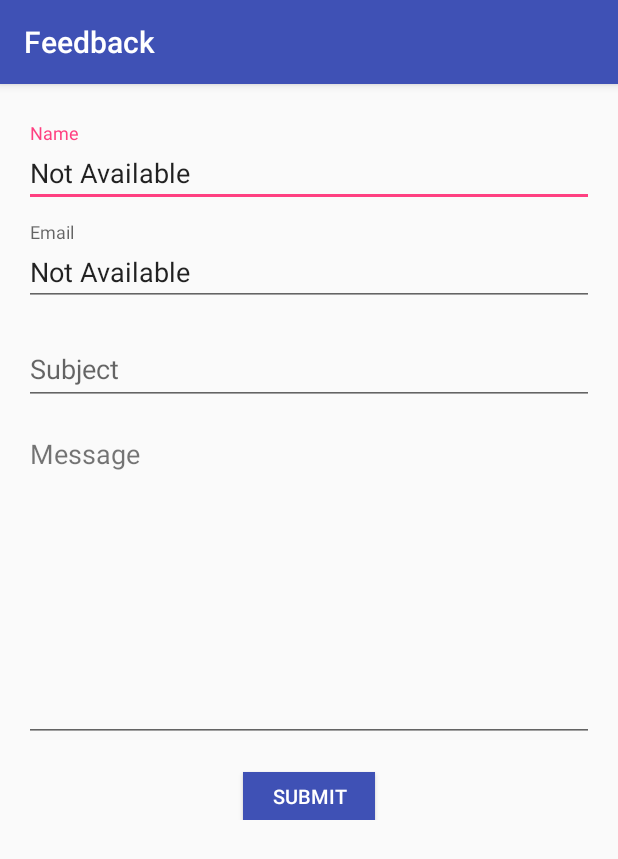
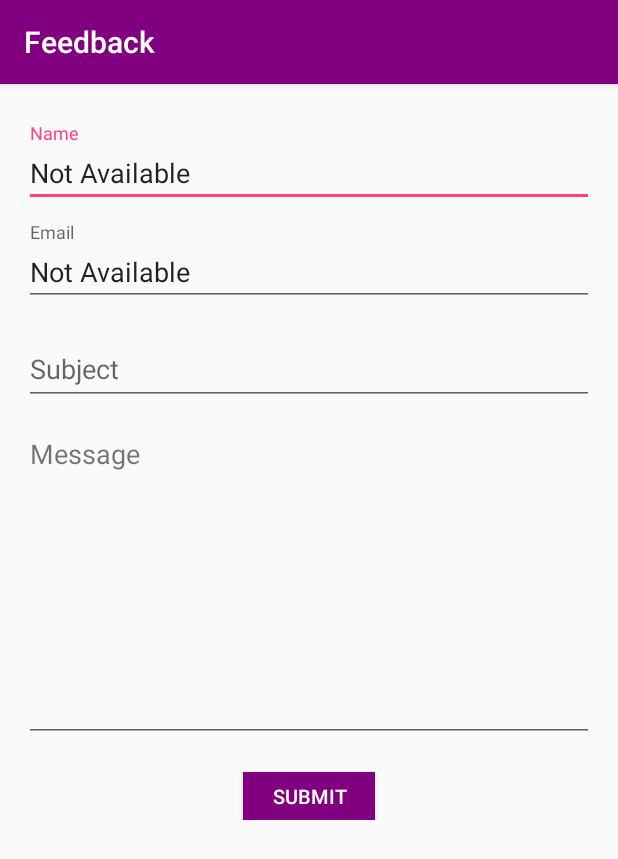
Before and after one commit to AkhilendraGadde/EmploymentSupport, an Android app: the FeedbackActivity screen opened directly, with no data from a screen before it, on a phone screen of 412 x 824 dp. Shown: the top 859 px of the screen. Run offline under Robolectric (Android 15) with nearby library versions, the phone set to English and light mode, and no system bars.

Commit message:
Updated PrimaryAccent color to "purple"

```diff
--- a/app/src/main/res/values/colors.xml
+++ b/app/src/main/res/values/colors.xml
@@ -1,7 +1,9 @@
 <?xml version="1.0" encoding="utf-8"?>
 <resources>
-    <color name="colorPrimary">#3F51B5</color>
-    <color name="colorPrimaryDark">#303F9F</color>
+    <color name="colorPrimary_bak">#3F51B5</color>
+    <color name="colorPrimaryDark_bak">#303F9F</color>
+    <color name="colorPrimary">#800080</color>
+    <color name="colorPrimaryDark">#660066</color>
     <color name="colorAccent">#ff4081</color>
     <color name="splashscreen_bg">#222222</color>
     <color name="white">#ffffff</color>
```
